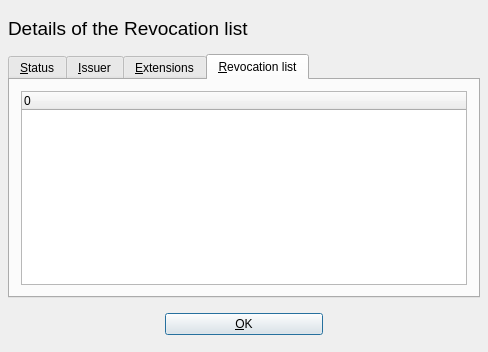
chris2511/xca, file ui/CrlDetail.ui: the form before one commit.
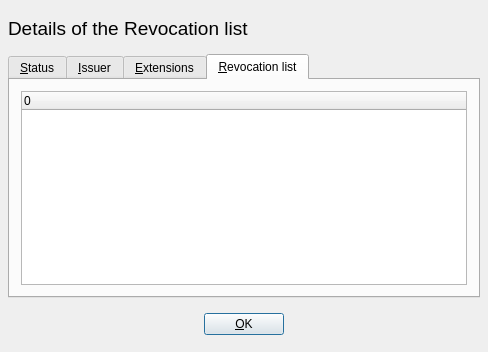
The form after the commit. Custom widgets are drawn as their Qt base class.

```diff
--- a/ui/CrlDetail.ui
+++ b/ui/CrlDetail.ui
@@ -371,12 +371,6 @@
      </item>
      <item>
       <widget class="QPushButton" name="but_ok">
-       <property name="sizePolicy">
-        <sizepolicy hsizetype="MinimumExpanding" vsizetype="Fixed">
-         <horstretch>0</horstretch>
-         <verstretch>0</verstretch>
-        </sizepolicy>
-       </property>
        <property name="text">
         <string>&amp;OK</string>
        </property>
```
